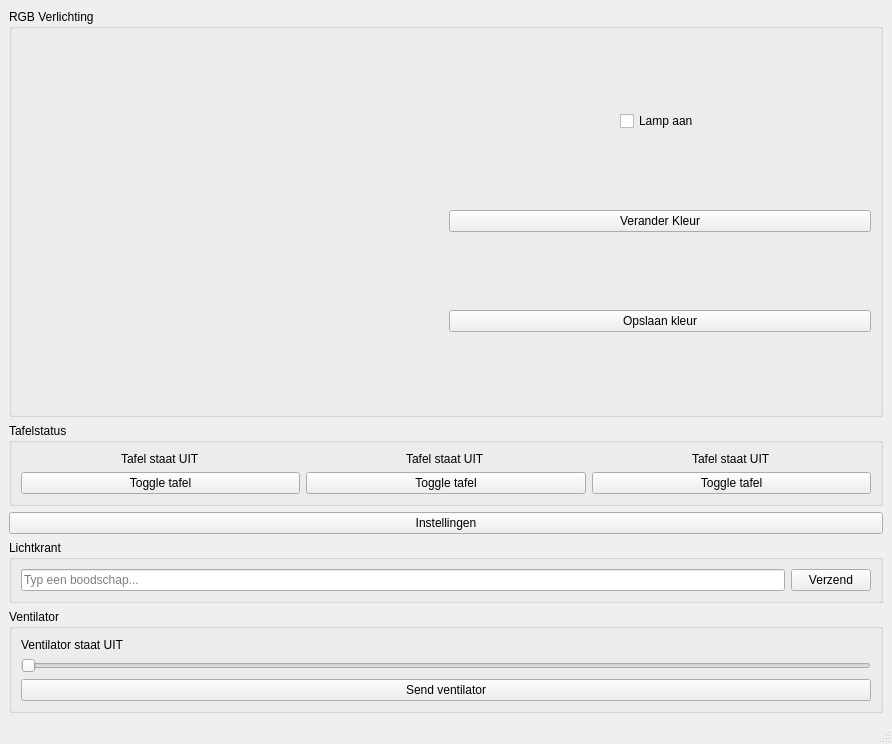
The window that mainwindow.ui (wifiinc/qt-dashboard-application) describes before a commit, drawn with Qt 5.
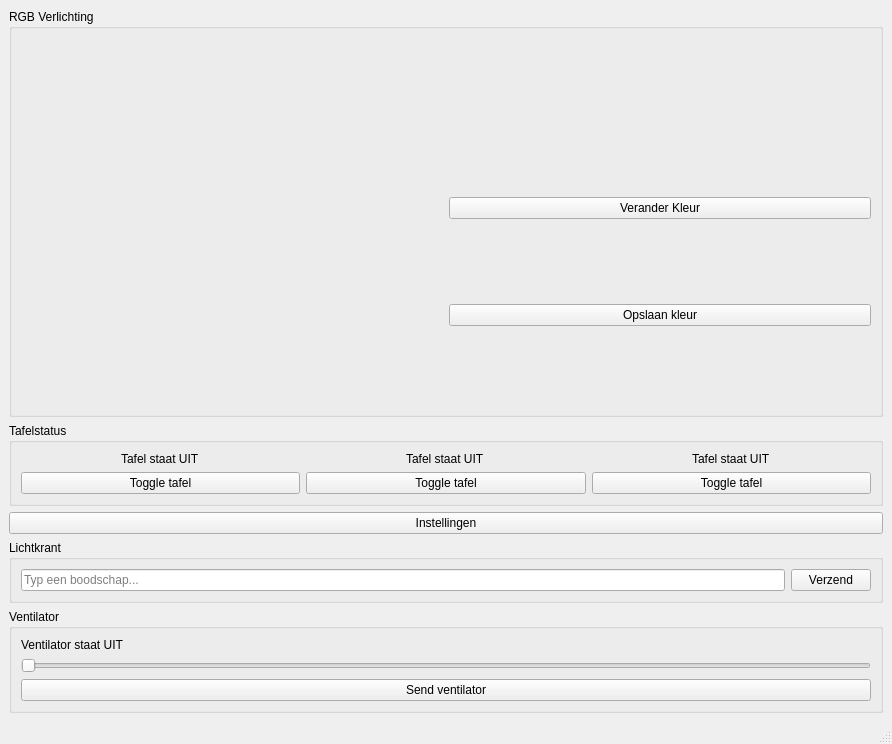
The same window after the commit.

Commit message: Delete dingen

Patch:
```diff
--- a/mainwindow.ui
+++ b/mainwindow.ui
@@ -38,13 +38,6 @@
              </property>
             </spacer>
            </item>
-           <item alignment="Qt::AlignmentFlag::AlignHCenter">
-            <widget class="QCheckBox" name="checkBoxLightOn">
-             <property name="text">
-              <string>Lamp aan</string>
-             </property>
-            </widget>
-           </item>
            <item>
             <spacer name="verticalSpacer_4">
              <property name="orientation">
```
The commit also changes 1 other file.
